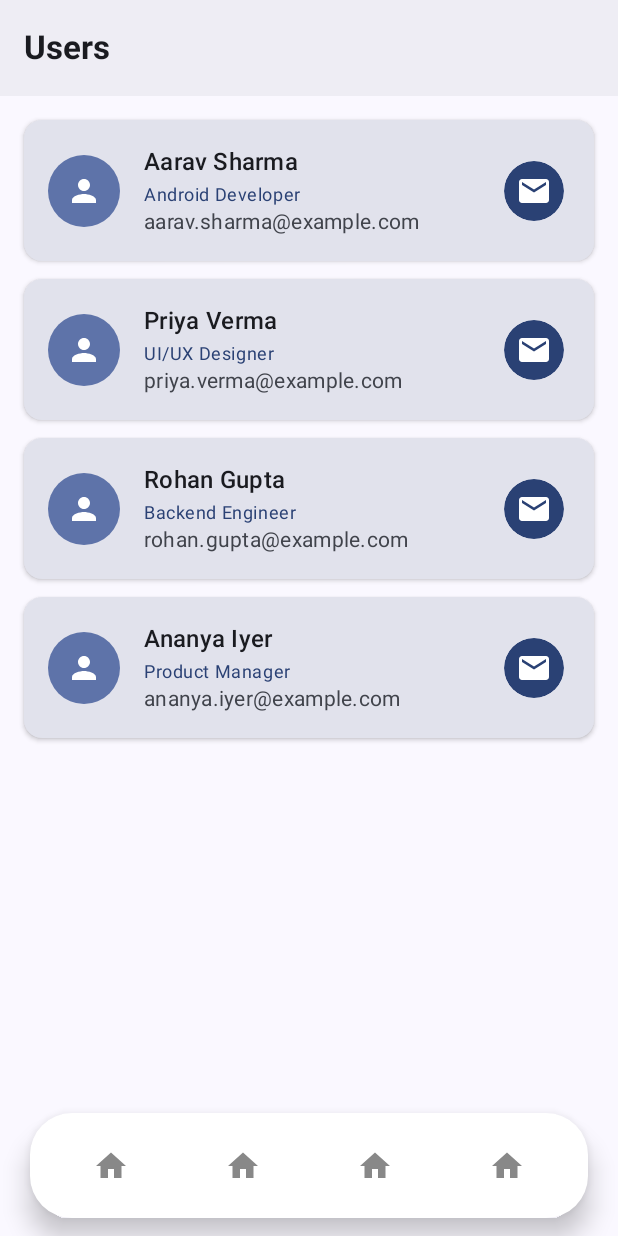
After one commit to dvy19/movie-kotlin, an Android app built with Jetpack Compose: the AllUsersScreen screen opened through its navigation route, on a phone screen of 412 x 824 dp. The commit adds this screen. Run offline under Robolectric (Android 15) with nearby library versions, the phone set to English and light mode, and no system bars; pictures from the network do not load.

Commit message:
users screen

```diff
--- a/app/src/main/java/com/example/movie/MainActivity.kt
+++ b/app/src/main/java/com/example/movie/MainActivity.kt
@@ -38,6 +38,9 @@ sealed class Screens(val route: String){
 
     data object AddPostScreen:Screens("add_post")
 
+    data object AllUsersScreen:Screens("all_users")
+
+
 
 
 
--- a/app/src/main/java/com/example/movie/MainScreen.kt
+++ b/app/src/main/java/com/example/movie/MainScreen.kt
@@ -13,8 +13,10 @@ import androidx.navigation.compose.composable
 import androidx.navigation.compose.currentBackStackEntryAsState
 import androidx.navigation.compose.rememberNavController
 import com.example.movie.screens.AddPostScreen
+import com.example.movie.screens.AllUsersScreen
 import com.example.movie.screens.HomeScreen
 import com.example.movie.screens.MovieGridScreen
+import com.example.movie.screens.sampleUsers
 
 @Composable
 fun MainScreen(
@@ -63,6 +65,14 @@ fun MainScreen(
 
             }
 
+            composable(Screens.AllUsersScreen.route){
+                AllUsersScreen(
+                    mainNavController,
+                    users = sampleUsers,
+                    onMessageClick = { }
+                )
+            }
+
             composable(Screens.AddPostScreen.route) {
                 AddPostScreen(
                     mainNavController=mainNavController,
--- a/app/src/main/java/com/example/movie/community/CommViewModel.kt
+++ b/app/src/main/java/com/example/movie/community/CommViewModel.kt
@@ -44,7 +44,3 @@ class CommViewModel : ViewModel() {
         }
 
     }
-
-
-
-}
--- a/app/src/main/java/com/example/movie/screens/AddPostScreen.kt
+++ b/app/src/main/java/com/example/movie/screens/AddPostScreen.kt
@@ -85,7 +85,7 @@ fun AddPostScreen(
                         onClick = {
                             if (isFormValid && !isSubmitting) {
                                 isSubmitting = true
-                                onSubmitPost(title.trim(), content.trim(), selectedImageUri)
+                                //onSubmitPost(title.trim(), content.trim(), selectedImageUri)
                             }
                         },
                         enabled = isFormValid && !isSubmitting,
--- /dev/null
+++ b/app/src/main/java/com/example/movie/screens/AllUsersScreen.kt
@@ -0,0 +1,178 @@
+package com.example.movie.screens
+import androidx.compose.foundation.background
+import androidx.compose.foundation.layout.*
+import androidx.compose.foundation.lazy.LazyColumn
+import androidx.compose.foundation.lazy.items
+import androidx.compose.foundation.shape.CircleShape
+import androidx.compose.material.icons.Icons
+import androidx.compose.material.icons.filled.Email
+import androidx.compose.material.icons.filled.Person
+import androidx.compose.material3.*
+import androidx.compose.runtime.Composable
+import androidx.compose.ui.Alignment
+import androidx.compose.ui.Modifier
+import androidx.compose.ui.draw.clip
+import androidx.compose.ui.graphics.vector.ImageVector
+import androidx.compose.ui.text.font.FontWeight
+import androidx.compose.ui.unit.dp
+import androidx.navigation.NavController
+
+// 1. Data model for user information
+data class User(
+    val id: Int,
+    val name: String,
+    val email: String,
+    val role: String,
+    val profileIcon: ImageVector = Icons.Default.Person
+)
+
+
+// 2. Sample data containing 4 users
+val sampleUsers = listOf(
+    User(
+        id = 1,
+        name = "Aarav Sharma",
+        email = "aarav.sharma@example.com",
+        role = "Android Developer"
+    ),
+    User(
+        id = 2,
+        name = "Priya Verma",
+        email = "priya.verma@example.com",
+        role = "UI/UX Designer"
+    ),
+    User(
+        id = 3,
+        name = "Rohan Gupta",
+        email = "rohan.gupta@example.com",
+        role = "Backend Engineer"
+    ),
+    User(
+        id = 4,
+        name = "Ananya Iyer",
+        email = "ananya.iyer@example.com",
+        role = "Product Manager"
+    )
+)
+
+@OptIn(ExperimentalMaterial3Api::class)
+@Composable
+fun AllUsersScreen(
+    mainNavController: NavController,
+    users: List<User> = sampleUsers,
+    onMessageClick: (User) -> Unit = {}
+) {
+    Scaffold(
+        topBar = {
+            TopAppBar(
+                title = { Text("Users", fontWeight = FontWeight.Bold) },
+                colors = TopAppBarDefaults.topAppBarColors(
+                    containerColor = MaterialTheme.colorScheme.surfaceContainer
+                )
+            )
+        }
+    ) { innerPadding ->
+
+        if (users.isEmpty()) {
+            Box(modifier = Modifier.fillMaxSize(), contentAlignment = Alignment.Center) {
+                Text("No users available")
+            }
+        }
+            else{
+                LazyColumn(
+                    modifier = Modifier
+                        .fillMaxSize()
+                        .padding(innerPadding),
+                    contentPadding = PaddingValues(16.dp),
+                    verticalArrangement = Arrangement.spacedBy(12.dp)
+                ) {
+                    items(users) { user ->
+                        UserCard(user = user, onMessageClick = { onMessageClick(user) })
+                    }
+                }
+
+            }
+    }
+}
+
+@Composable
+fun UserCard(
+    user: User,
+    onMessageClick: () -> Unit
+) {
+    Card(
+        modifier = Modifier.fillMaxWidth(),
+        elevation = CardDefaults.cardElevation(defaultElevation = 2.dp),
+        colors = CardDefaults.cardColors(
+            containerColor = MaterialTheme.colorScheme.surfaceVariant
+        )
+    ) {
+        Row(
+            modifier = Modifier
+                .fillMaxWidth()
+                .padding(16.dp),
+            verticalAlignment = Alignment.CenterVertically,
+            horizontalArrangement = Arrangement.SpaceBetween
+        ) {
+            Row(
+                verticalAlignment = Alignment.CenterVertically,
+                modifier = Modifier.weight(1f)
+            ) {
+                // Profile Avatar Container
+                Box(
+                    modifier = Modifier
+                        .size(48.dp)
+                        .clip(CircleShape)
+                        .background(MaterialTheme.colorScheme.primaryContainer),
+                    contentAlignment = Alignment.Center
+                ) {
+                    Icon(
+                        imageVector = user.profileIcon,
+                        contentDescription = "${user.name}'s Profile",
+                        tint = MaterialTheme.colorScheme.onPrimaryContainer,
+                        modifier = Modifier.size(24.dp)
+                    )
+                }
+
+                Spacer(modifier = Modifier.width(16.dp))
+
+                // User Information
+                Column {
+                    Text(
+                        text = user.name,
+                        style = MaterialTheme.typography.titleMedium,
+                        fontWeight = FontWeight.SemiBold,
+                        color = MaterialTheme.colorScheme.onSurface
+                    )
+                    Spacer(modifier = Modifier.height(2.dp))
+                    Text(
+                        text = user.role,
+                        style = MaterialTheme.typography.bodySmall,
+                        color = MaterialTheme.colorScheme.primary
+                    )
+                    Text(
+                        text = user.email,
+                        style = MaterialTheme.typography.bodyMedium,
+                        color = MaterialTheme.colorScheme.onSurfaceVariant
+                    )
+                }
+            }
+
+            Spacer(modifier = Modifier.width(8.dp))
+
+            // Message Button (Material 3 Icon or Filled Button)
+            IconButton(
+                onClick = onMessageClick,
+                colors = IconButtonDefaults.iconButtonColors(
+                    containerColor = MaterialTheme.colorScheme.primary,
+                    contentColor = MaterialTheme.colorScheme.onPrimary
+                )
+            ) {
+                Icon(
+                    imageVector = Icons.Default.Email,
+                    contentDescription = "Message ${user.name}"
+                )
+            }
+        }
+    }
+}
--- a/app/src/main/java/com/example/movie/screens/HomeScreen.kt
+++ b/app/src/main/java/com/example/movie/screens/HomeScreen.kt
@@ -341,7 +341,7 @@ fun HomeScreen(
                         actionIconContentColor = Color.Black
                     ),
                     actions = {
-                        IconButton(onClick = {}) {
+                        IconButton(onClick = { mainNavController.navigate("all_users")}) {
                             Icon(
                                 imageVector = Icons.Default.Message,
                                 contentDescription = "Messages"
```
